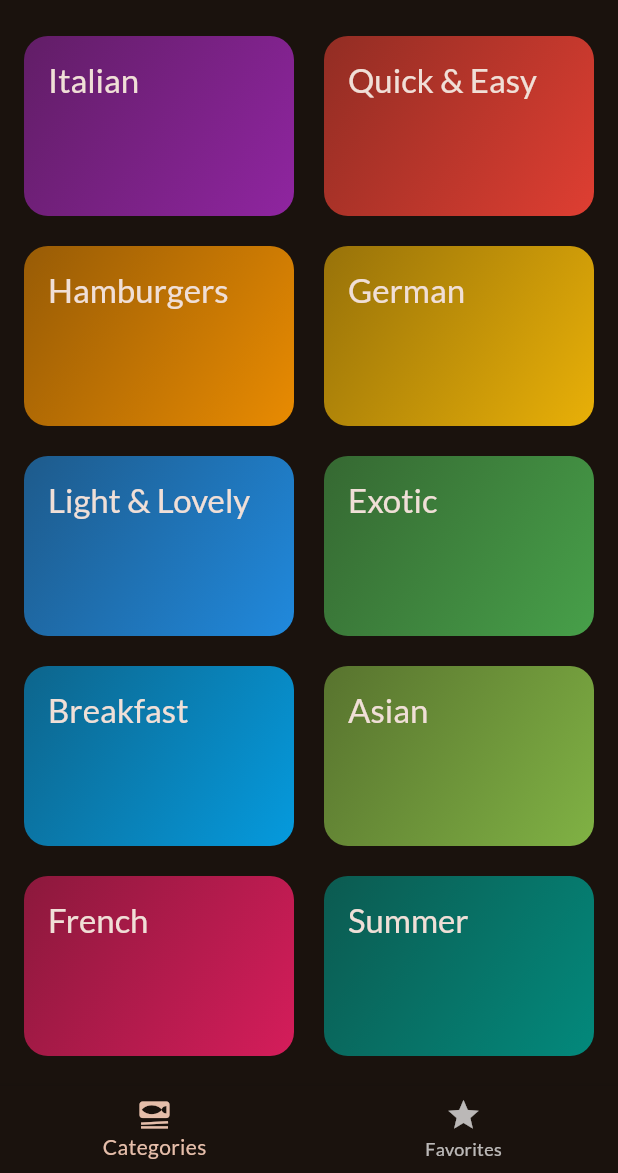
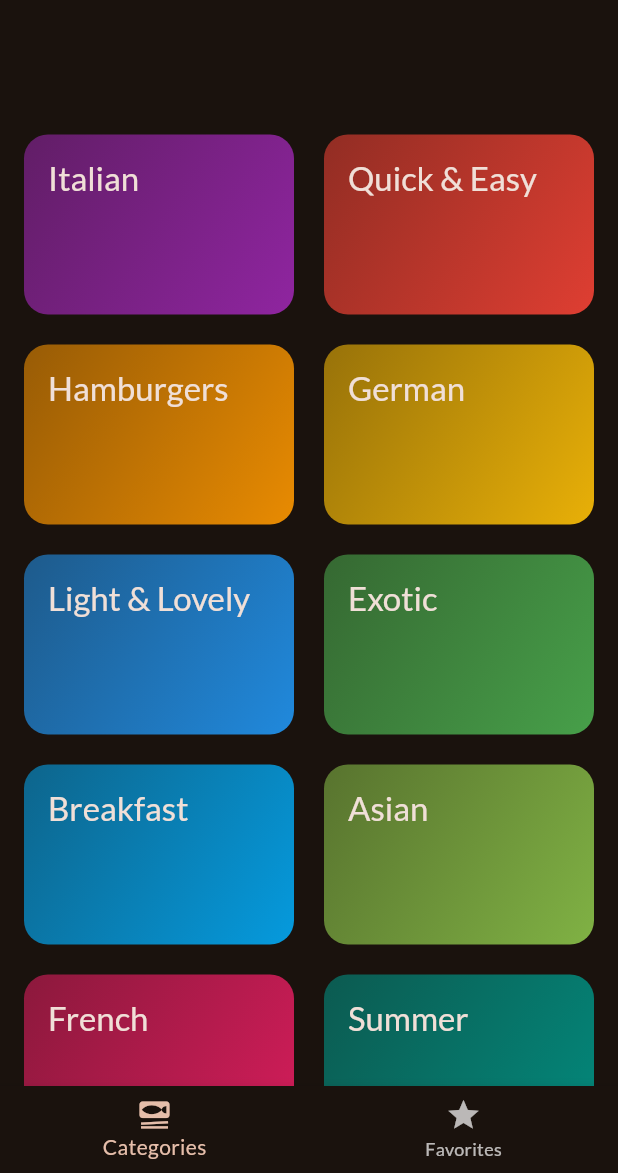
Before and after one commit to Aung-Thu-Hein/flutter_projects, a Flutter app: the first screen one second after launch, on a phone screen of 412 x 824 dp, the part 63-1236 px from its top. Run offline on Flutter 3.47's test engine with Material 3 defaults, Android fonts, the phone set to English and light mode, and no system bars; our stand-ins replace flutter_riverpod, google_fonts, transparent_image.

```diff
--- a/meals_app_riverpod/lib/screens/categories.dart
+++ b/meals_app_riverpod/lib/screens/categories.dart
@@ -6,30 +6,57 @@ import 'package:meals_app_riverpod/models/meal.dart';
 import 'package:meals_app_riverpod/screens/meals.dart';
 import 'package:meals_app_riverpod/widgets/category_grid_item.dart';
 
-class CategoriesScreen extends StatelessWidget {
-
+class CategoriesScreen extends StatefulWidget {
   const CategoriesScreen({super.key, required this.availableMeals});
 
   final List<Meal> availableMeals;
 
+  @override
+  State<CategoriesScreen> createState() => _CategoriesScreenState();
+}
+
+class _CategoriesScreenState extends State<CategoriesScreen>
+    with SingleTickerProviderStateMixin {
+  late AnimationController _animationController;
+
+  @override
+  void initState() {
+    super.initState();
+
+    _animationController = AnimationController(
+      vsync: this,
+      duration: const Duration(milliseconds: 1000),
+      lowerBound: 0,
+      upperBound: 1,
+    );
+
+    _animationController.forward();
+  }
+
+  @override
+  void dispose() {
+    _animationController.dispose();
+    super.dispose();
+  }
+
   void _selectCategory(BuildContext context, Category category) {
-    final filteredMeals = availableMeals
+    final filteredMeals = widget.availableMeals
         .where((meal) => meal.categories.contains(category.id))
         .toList();
 
     Navigator.of(context).push(
       MaterialPageRoute(
-        builder: (ctx) => MealsScreen(
-          title: 'Some Title',
-          meals: filteredMeals,
-        ),
+        builder: (ctx) =>
+            MealsScreen(title: 'Some Title', meals: filteredMeals),
       ),
     );
   }
 
   @override
   Widget build(BuildContext context) {
-    return GridView(
+    return AnimatedBuilder(
+      animation: _animationController,
+      child: GridView(
         padding: EdgeInsets.symmetric(vertical: 10, horizontal: 16),
         gridDelegate: const SliverGridDelegateWithFixedCrossAxisCount(
           crossAxisCount: 2,
@@ -46,6 +73,17 @@ class CategoriesScreen extends StatelessWidget {
               },
             ),
         ],
+      ),
+      builder: (context, child) => SlideTransition(
+        position: Tween(begin: const Offset(0, 0.3), end: const Offset(0, 0))
+            .animate(
+              CurvedAnimation(
+                parent: _animationController,
+                curve: Curves.easeIn,
+              ),
+            ),
+        child: child,
+      ),
     );
   }
 }
```
Also changed, not shown: meals_app_riverpod/lib/screens/meal_details.dart (+13 -1 lines). Lines whose indentation alone changed are shown as unchanged.
